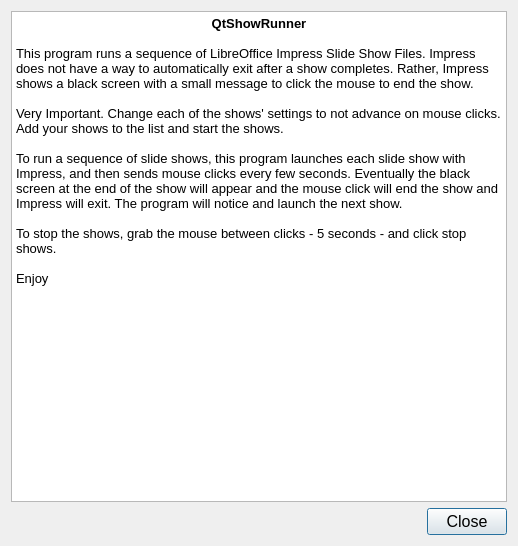
windyweather/QtShowRunner, file helpdialog.ui: the form before one commit.
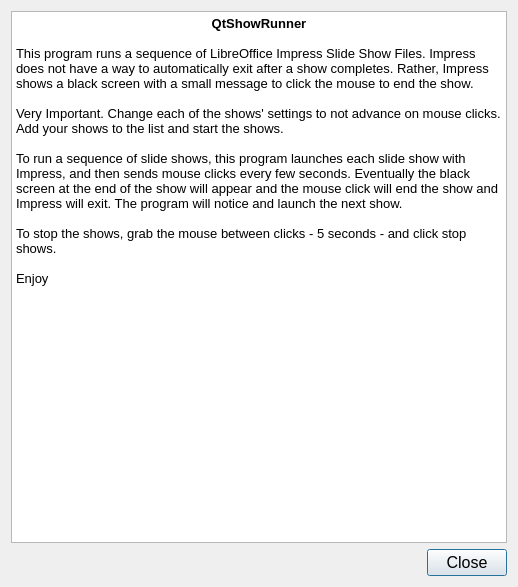
The form after the commit.

Commit message:
Rework Dialog and Add Reorder Shows
Rework dialog layout. Add buttons to reorder shows. Set to Release 1.5

Patch:
```diff
--- a/helpdialog.ui
+++ b/helpdialog.ui
@@ -7,7 +7,7 @@
     <x>0</x>
     <y>0</y>
     <width>518</width>
-    <height>546</height>
+    <height>587</height>
    </rect>
   </property>
   <property name="windowTitle">
```
The commit also changes 4 other files.
